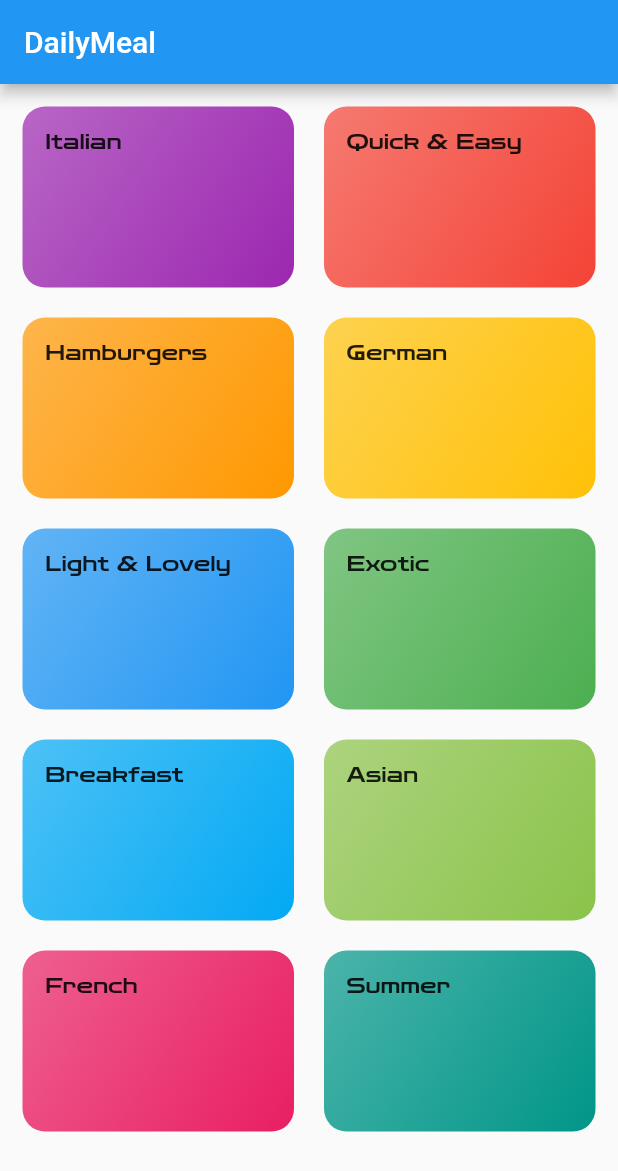
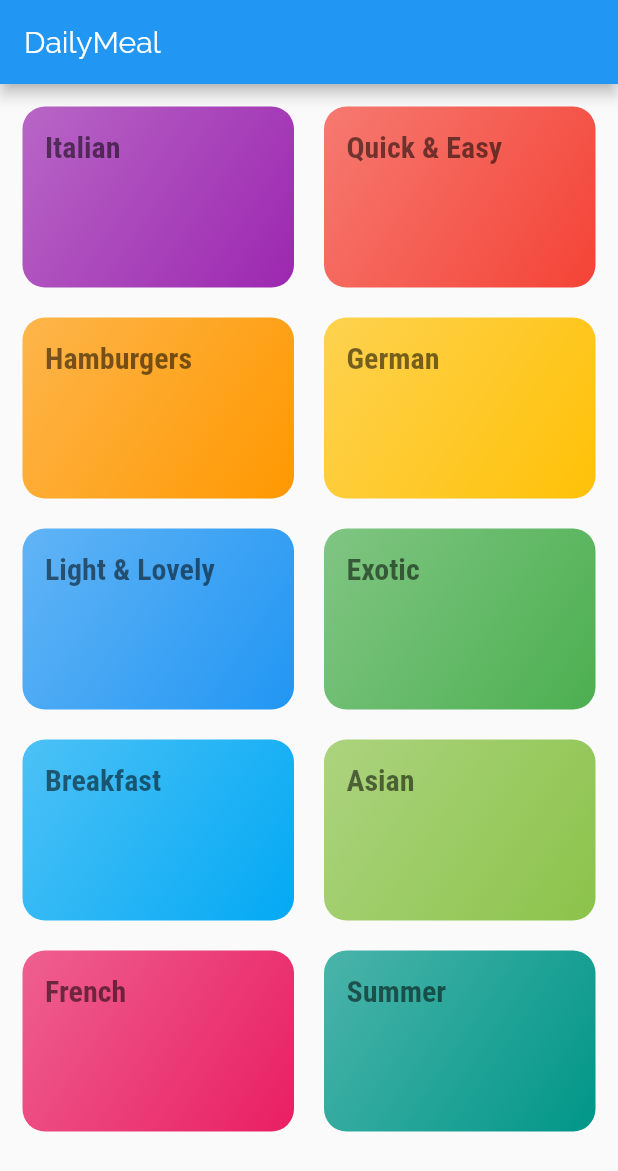
Before and after one commit to KunalPalit/food_app, a Flutter app: the screen it shows after launch, on a phone screen of 412 x 824 dp. Shown: the top 1171 px of the screen. Run offline on Flutter 3.47's test engine with Material 2 defaults, Android fonts, the phone set to English and light mode, and no system bars.

Commit message:
Intent added

```diff
--- a/lib/categories_screen.dart
+++ b/lib/categories_screen.dart
@@ -19,7 +19,7 @@ class CategoriesScreen extends StatelessWidget {
           mainAxisSpacing: 20,
         ),
         children: DUMMY_CATEGORIES
-            .map((elm) => CategoryItem(elm.title, elm.color))
+            .map((elm) => CategoryItem(elm.id, elm.title, elm.color))
             .toList(),
       ),
     );
--- a/lib/category_item.dart
+++ b/lib/category_item.dart
@@ -1,17 +1,30 @@
 import 'package:flutter/material.dart';
 
 class CategoryItem extends StatelessWidget {
+  final String id;
   final String title;
   final Color color;
-  CategoryItem(this.title, this.color);
+
+  CategoryItem(this.id, this.title, this.color);
+
+  void selectCategory(BuildContext ctx) {
+    Navigator.of(ctx).pushNamed(
+      '/recipe_screen',
+      arguments: {'id': id, 'title': title},
+    );
+  }
 
   @override
   Widget build(BuildContext context) {
-    return Container(
+    return InkWell(
+      onTap: () => selectCategory(context),
+      borderRadius: BorderRadius.circular(15),
+      splashColor: Theme.of(context).primaryColor,
+      child: Container(
         padding: EdgeInsets.all(15),
         child: Text(
           title,
-        style: TextStyle(fontFamily: "ZenDots"),
+          style: Theme.of(context).textTheme.headline1,
         ),
         decoration: BoxDecoration(
           borderRadius: BorderRadius.circular(15),
@@ -24,6 +37,7 @@ class CategoryItem extends StatelessWidget {
             end: Alignment.bottomRight,
           ),
         ),
+      ),
     );
   }
 }
--- a/lib/main.dart
+++ b/lib/main.dart
@@ -1,4 +1,5 @@
 import 'package:flutter/material.dart';
+import 'meals_recipe_screen.dart';
 import 'categories_screen.dart';
 
 void main() {
@@ -13,8 +14,18 @@ class MyApp extends StatelessWidget {
       theme: ThemeData(
         primarySwatch: Colors.blue,
         accentColor: Colors.amber,
+        fontFamily: 'Raleway',
+        textTheme: ThemeData.light().textTheme.copyWith(
+              headline1: TextStyle(
+                  fontSize: 20,
+                  fontWeight: FontWeight.bold,
+                  fontFamily: 'RobotoCondense'),
+            ),
       ),
       home: CategoriesScreen(),
+      routes: {
+        '/recipe_screen': (ctx) => RecipeMealScreen(),
+      },
     );
   }
 }
```
Also changed, not shown: lib/meals_recipe_screen.dart (added, +19 -0 lines). Lines whose indentation alone changed are shown as unchanged.
